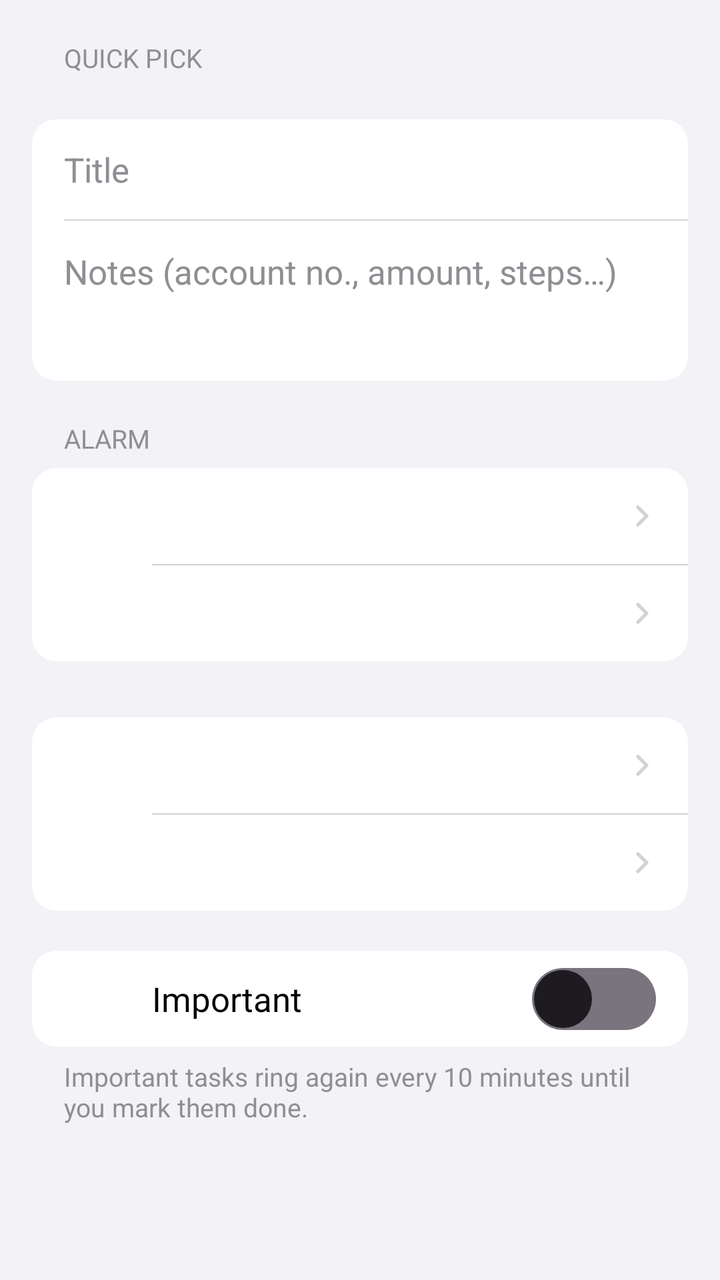
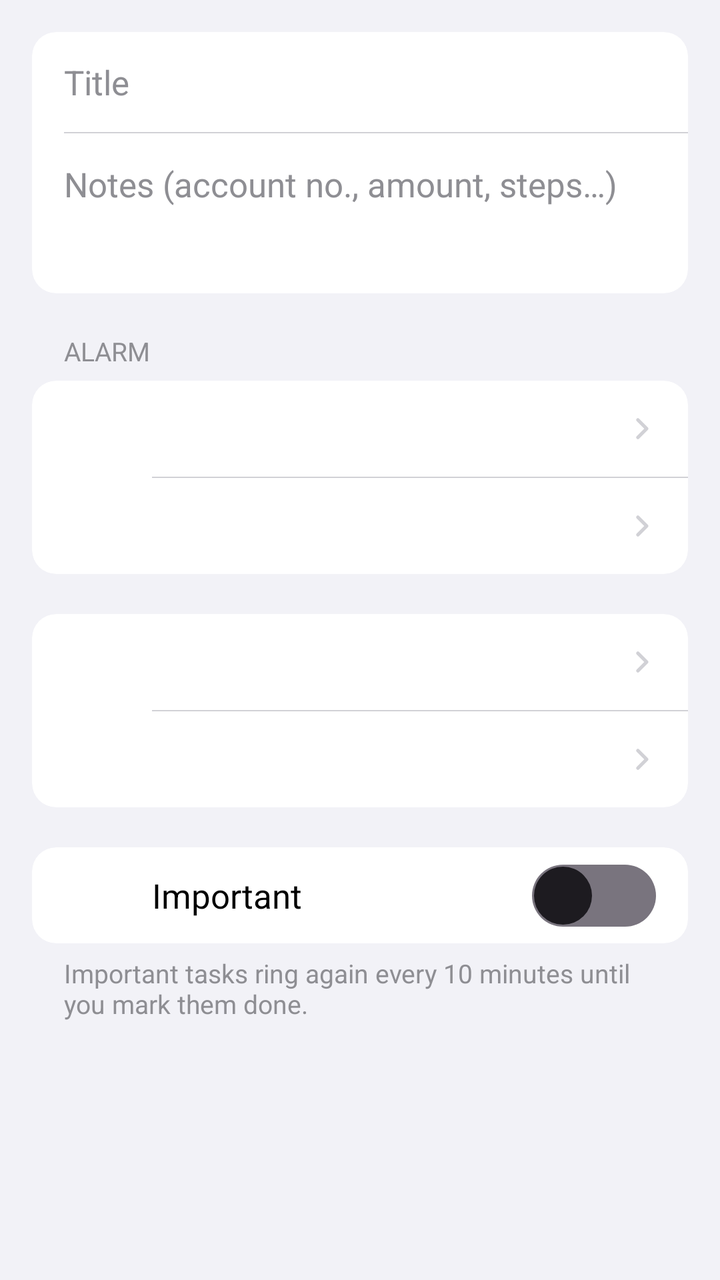

An Android layout rendered at two revisions. The XML below is the earlier revision; the diff shows what the commit changed to produce the second picture.
<!-- AndroidManifest.xml: application theme Theme.OfficeToDo -->
<!-- res/layout/activity_edit.xml -->
<?xml version="1.0" encoding="utf-8"?>
<ScrollView xmlns:android="http://schemas.android.com/apk/res/android"
    xmlns:app="http://schemas.android.com/apk/res-auto"
    android:layout_width="match_parent"
    android:layout_height="match_parent"
    android:background="@color/ios_bg"
    android:fillViewport="true">

    <LinearLayout
        android:layout_width="match_parent"
        android:layout_height="wrap_content"
        android:animateLayoutChanges="true"
        android:orientation="vertical"
        android:paddingHorizontal="16dp"
        android:paddingBottom="32dp">

        
        <TextView
            android:id="@+id/templates_label"
            style="@style/IosGroupLabel"
            android:layout_width="wrap_content"
            android:layout_height="wrap_content"
            android:text="Quick pick" />

        <HorizontalScrollView
            android:id="@+id/templates_scroll"
            android:layout_width="match_parent"
            android:layout_height="wrap_content"
            android:scrollbars="none">

            <com.google.android.material.chip.ChipGroup
                android:id="@+id/templates"
                android:layout_width="wrap_content"
                android:layout_height="wrap_content"
                app:singleLine="true" />
        </HorizontalScrollView>

        
        <com.google.android.material.card.MaterialCardView
            style="@style/IosGroup"
            android:layout_width="match_parent"
            android:layout_height="wrap_content"
            android:layout_marginTop="16dp">

            <LinearLayout
                android:layout_width="match_parent"
                android:layout_height="wrap_content"
                android:orientation="vertical">

                <EditText
                    android:id="@+id/title"
                    android:layout_width="match_parent"
                    android:layout_height="wrap_content"
                    android:background="@null"
                    android:hint="Title"
                    android:importantForAutofill="no"
                    android:inputType="textCapSentences"
                    android:minHeight="50dp"
                    android:paddingHorizontal="16dp"
                    android:textColor="@color/ios_label"
                    android:textColorHint="@color/ios_secondary"
                    android:textSize="17sp" />

                <View
                    android:layout_width="match_parent"
                    android:layout_height="0.6dp"
                    android:layout_marginStart="16dp"
                    android:background="@color/ios_separator" />

                <EditText
                    android:id="@+id/notes"
                    android:layout_width="match_parent"
                    android:layout_height="wrap_content"
                    android:background="@null"
                    android:gravity="top"
                    android:hint="Notes (account no., amount, steps…)"
                    android:importantForAutofill="no"
                    android:inputType="textCapSentences|textMultiLine"
                    android:minHeight="80dp"
                    android:paddingHorizontal="16dp"
                    android:paddingVertical="14dp"
                    android:textColor="@color/ios_label"
                    android:textColorHint="@color/ios_secondary"
                    android:textSize="17sp" />
            </LinearLayout>
        </com.google.android.material.card.MaterialCardView>

        
        <TextView
            style="@style/IosGroupLabel"
            android:layout_width="wrap_content"
            android:layout_height="wrap_content"
            android:text="Alarm" />

        <com.google.android.material.card.MaterialCardView
            style="@style/IosGroup"
            android:layout_width="match_parent"
            android:layout_height="wrap_content">

            <LinearLayout
                android:layout_width="match_parent"
                android:layout_height="wrap_content"
                android:orientation="vertical">

                <include android:id="@+id/row_date" layout="@layout/item_form_row" />
                <include layout="@layout/divider_inset" />
                <include android:id="@+id/row_time" layout="@layout/item_form_row" />
            </LinearLayout>
        </com.google.android.material.card.MaterialCardView>

        <HorizontalScrollView
            android:layout_width="match_parent"
            android:layout_height="wrap_content"
            android:layout_marginTop="8dp"
            android:scrollbars="none">

            <com.google.android.material.chip.ChipGroup
                android:id="@+id/quick_dates"
                android:layout_width="wrap_content"
                android:layout_height="wrap_content"
                app:singleLine="true" />
        </HorizontalScrollView>

        
        <com.google.android.material.card.MaterialCardView
            style="@style/IosGroup"
            android:layout_width="match_parent"
            android:layout_height="wrap_content"
            android:layout_marginTop="20dp">

            <LinearLayout
                android:layout_width="match_parent"
                android:layout_height="wrap_content"
                android:orientation="vertical">

                <include android:id="@+id/row_repeat" layout="@layout/item_form_row" />
                <include layout="@layout/divider_inset" />
                <include android:id="@+id/row_early" layout="@layout/item_form_row" />
            </LinearLayout>
        </com.google.android.material.card.MaterialCardView>

        
        <com.google.android.material.card.MaterialCardView
            style="@style/IosGroup"
            android:layout_width="match_parent"
            android:layout_height="wrap_content"
            android:layout_marginTop="20dp">

            <LinearLayout
                android:id="@+id/row_important"
                style="@style/IosRow"
                android:layout_width="match_parent"
                android:layout_height="wrap_content"
                android:orientation="horizontal">

                <ImageView
                    android:id="@+id/important_icon"
                    android:layout_width="30dp"
                    android:layout_height="30dp"
                    android:background="@drawable/bg_icon_square"
                    android:importantForAccessibility="no"
                    android:padding="5dp"
                    android:src="@drawable/ic_flag" />

                <TextView
                    android:layout_width="0dp"
                    android:layout_height="wrap_content"
                    android:layout_marginStart="14dp"
                    android:layout_weight="1"
                    android:paddingVertical="12dp"
                    android:text="Important"
                    android:textColor="@color/ios_label"
                    android:textSize="17sp" />

                <androidx.appcompat.widget.SwitchCompat
                    android:id="@+id/important"
                    style="@style/IosSwitch"
                    android:layout_width="wrap_content"
                    android:layout_height="wrap_content" />
            </LinearLayout>
        </com.google.android.material.card.MaterialCardView>

        <TextView
            android:layout_width="match_parent"
            android:layout_height="wrap_content"
            android:paddingHorizontal="16dp"
            android:paddingTop="6dp"
            android:text="Important tasks ring again every 10 minutes until you mark them done."
            android:textColor="@color/ios_secondary"
            android:textSize="13sp" />

        
        <com.google.android.material.card.MaterialCardView
            android:id="@+id/delete_group"
            style="@style/IosGroup"
            android:layout_width="match_parent"
            android:layout_height="wrap_content"
            android:layout_marginTop="28dp"
            android:visibility="gone">

            <TextView
                android:id="@+id/delete"
                android:layout_width="match_parent"
                android:layout_height="50dp"
                android:background="?attr/selectableItemBackground"
                android:gravity="center"
                android:text="Delete Task"
                android:textColor="@color/ios_red"
                android:textSize="17sp" />
        </com.google.android.material.card.MaterialCardView>
    </LinearLayout>
</ScrollView>
<!-- res/layout/item_form_row.xml (included above) -->
<?xml version="1.0" encoding="utf-8"?>
<LinearLayout xmlns:android="http://schemas.android.com/apk/res/android"
    style="@style/IosRow"
    android:layout_width="match_parent"
    android:layout_height="wrap_content"
    android:clickable="true"
    android:focusable="true"
    android:orientation="horizontal">

    <ImageView
        android:id="@+id/row_icon"
        android:layout_width="30dp"
        android:layout_height="30dp"
        android:background="@drawable/bg_icon_square"
        android:importantForAccessibility="no"
        android:padding="5dp" />

    <LinearLayout
        android:layout_width="0dp"
        android:layout_height="wrap_content"
        android:layout_marginStart="14dp"
        android:layout_weight="1"
        android:orientation="vertical"
        android:paddingVertical="10dp">

        <TextView
            android:id="@+id/row_title"
            android:layout_width="wrap_content"
            android:layout_height="wrap_content"
            android:textColor="@color/ios_label"
            android:textSize="17sp" />

        <TextView
            android:id="@+id/row_subtitle"
            android:layout_width="wrap_content"
            android:layout_height="wrap_content"
            android:textColor="@color/ios_secondary"
            android:textSize="13sp"
            android:visibility="gone" />
    </LinearLayout>

    <TextView
        android:id="@+id/row_value"
        android:layout_width="wrap_content"
        android:layout_height="wrap_content"
        android:layout_marginStart="8dp"
        android:gravity="end"
        android:maxWidth="200dp"
        android:textColor="@color/ios_secondary"
        android:textSize="17sp" />

    <ImageView
        android:id="@+id/row_chevron"
        android:layout_width="14dp"
        android:layout_height="14dp"
        android:layout_marginStart="6dp"
        android:importantForAccessibility="no"
        android:src="@drawable/ic_chevron_right" />
</LinearLayout>
<!-- res/layout/divider_inset.xml (included above) -->
<?xml version="1.0" encoding="utf-8"?>
<View xmlns:android="http://schemas.android.com/apk/res/android"
    android:layout_width="match_parent"
    android:layout_height="0.6dp"
    android:layout_marginStart="60dp"
    android:background="@color/ios_separator" />
<!-- resources referenced by this layout -->
<resources>
  <color name="ios_bg">#F2F2F7</color>
  <color name="ios_label">#000000</color>
  <color name="ios_red">#FF3B30</color>
  <color name="ios_secondary">#8E8E93</color>
  <color name="ios_separator">#D1D1D6</color>
  <!-- drawable bg_icon_square (drawable) -->
  <shape xmlns:android="http://schemas.android.com/apk/res/android" android:shape="rectangle">
      <solid android:color="#FFFFFF" />
      <corners android:radius="7dp" />
  </shape>
  <!-- drawable ic_flag (drawable) -->
  <vector xmlns:android="http://schemas.android.com/apk/res/android"
      android:width="24dp" android:height="24dp" android:viewportWidth="24" android:viewportHeight="24">
      <path android:fillColor="#FFFFFFFF" android:pathData="M14.4,6L14,4H5v17h2v-7h5.6l0.4,2h7V6z"/>
  </vector>
  <style name="IosGroup" parent="Widget.Material3.CardView.Filled">
          <item name="cardBackgroundColor">@color/ios_cell</item>
          <item name="cardCornerRadius">12dp</item>
          <item name="cardElevation">0dp</item>
      </style>
  <style name="IosRow">
          <item name="android:minHeight">48dp</item>
          <item name="android:paddingStart">16dp</item>
          <item name="android:paddingEnd">16dp</item>
          <item name="android:gravity">center_vertical</item>
          <item name="android:background">?attr/selectableItemBackground</item>
      </style>
  <style name="IosSwitch" parent="Widget.AppCompat.CompoundButton.Switch">
          <item name="android:thumb">@drawable/ios_switch_thumb</item>
          <item name="track">@drawable/ios_switch_track</item>
          <item name="showText">false</item>
          <item name="switchMinWidth">51dp</item>
      </style>
  <color name="ios_cell">#FFFFFF</color>
  <!-- drawable ios_switch_track (drawable) -->
  <shape xmlns:android="http://schemas.android.com/apk/res/android" android:shape="rectangle">
      <solid android:color="@color/ios_switch_track_color" />
      <corners android:radius="16dp" />
      <size android:width="51dp" android:height="31dp" />
  </shape>
  <color name="brand">#007AFF</color>
  <style name="IosToolbar" parent="Widget.Material3.Toolbar">
          <item name="android:background">@color/ios_bg</item>
          <item name="titleCentered">true</item>
          <item name="titleTextAppearance">@style/IosNavTitle</item>
          <item name="navigationIconTint">?attr/colorPrimary</item>
      </style>
  <style name="IosOverflow" parent="Widget.AppCompat.ActionButton.Overflow">
          <item name="android:src">@drawable/ic_more</item>
      </style>
  <style name="IosDialog" parent="ThemeOverlay.Material3.MaterialAlertDialog">
          <item name="shapeAppearanceOverlay">@style/IosDialogShape</item>
          <item name="colorSurfaceContainerHigh">@color/ios_cell</item>
      </style>
  <style name="IosChip" parent="Widget.Material3.Chip.Assist">
          <item name="chipBackgroundColor">@color/ios_cell</item>
          <item name="chipStrokeWidth">0dp</item>
          <item name="chipCornerRadius">16dp</item>
          <item name="android:textColor">?attr/colorPrimary</item>
      </style>
  <style name="IosBottomSheetDialog" parent="ThemeOverlay.Material3.BottomSheetDialog">
          <item name="bottomSheetStyle">@style/IosBottomSheet</item>
      </style>
  <style name="IosNavTitle" parent="TextAppearance.Material3.TitleMedium">
          <item name="android:textSize">17sp</item>
          <item name="android:textStyle">bold</item>
          <item name="android:textColor">@color/ios_label</item>
      </style>
  <style name="IosDialogShape" parent="">
          <item name="cornerFamily">rounded</item>
          <item name="cornerSize">16dp</item>
      </style>
  <style name="IosBottomSheet" parent="Widget.Material3.BottomSheet.Modal">
          <item name="backgroundTint">@color/ios_cell</item>
      </style>
  <!-- unchanged entries left out for length: 7 -->
</resources>

<!-- the commit's change to res/layout/activity_edit.xml (unified diff, before → after) -->
@@ -14,26 +14,6 @@
         android:paddingHorizontal="16dp"
         android:paddingBottom="32dp">
 
-        
-        <TextView
-            android:id="@+id/templates_label"
-            style="@style/IosGroupLabel"
-            android:layout_width="wrap_content"
-            android:layout_height="wrap_content"
-            android:text="Quick pick" />
-
-        <HorizontalScrollView
-            android:id="@+id/templates_scroll"
-            android:layout_width="match_parent"
-            android:layout_height="wrap_content"
-            android:scrollbars="none">
-
-            <com.google.android.material.chip.ChipGroup
-                android:id="@+id/templates"
-                android:layout_width="wrap_content"
-                android:layout_height="wrap_content"
-                app:singleLine="true" />
-        </HorizontalScrollView>
 
         
         <com.google.android.material.card.MaterialCardView
@@ -108,18 +88,6 @@
             </LinearLayout>
         </com.google.android.material.card.MaterialCardView>
 
-        <HorizontalScrollView
-            android:layout_width="match_parent"
-            android:layout_height="wrap_content"
-            android:layout_marginTop="8dp"
-            android:scrollbars="none">
-
-            <com.google.android.material.chip.ChipGroup
-                android:id="@+id/quick_dates"
-                android:layout_width="wrap_content"
-                android:layout_height="wrap_content"
-                app:singleLine="true" />
-        </HorizontalScrollView>
 
         
         <com.google.android.material.card.MaterialCardView
